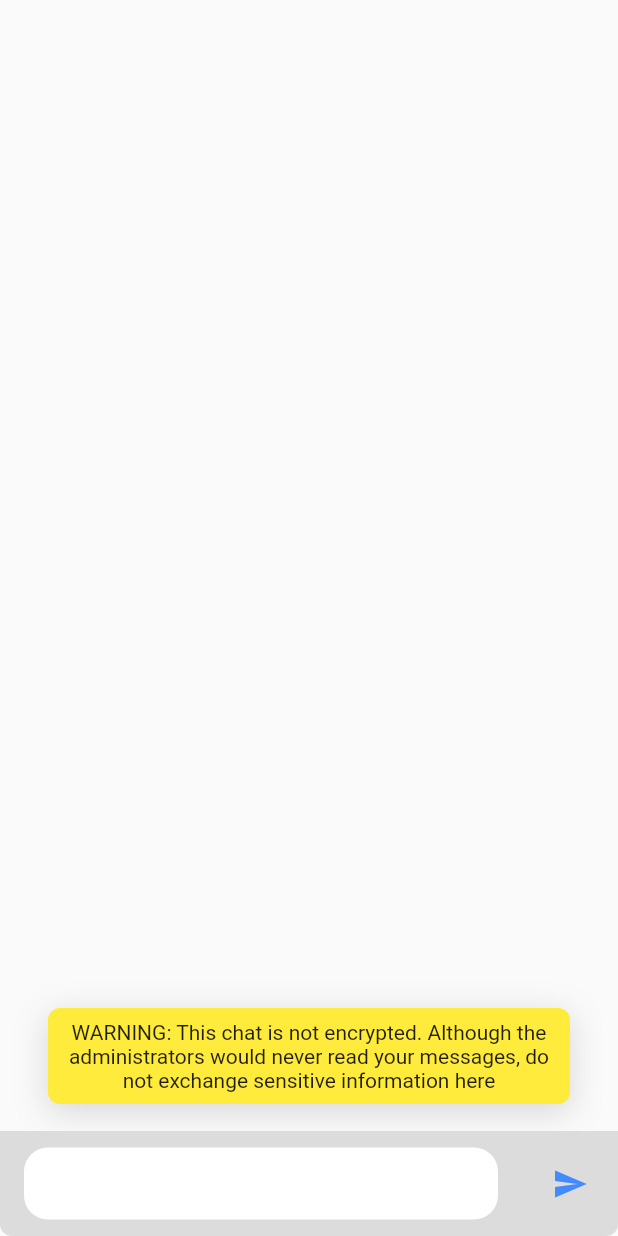
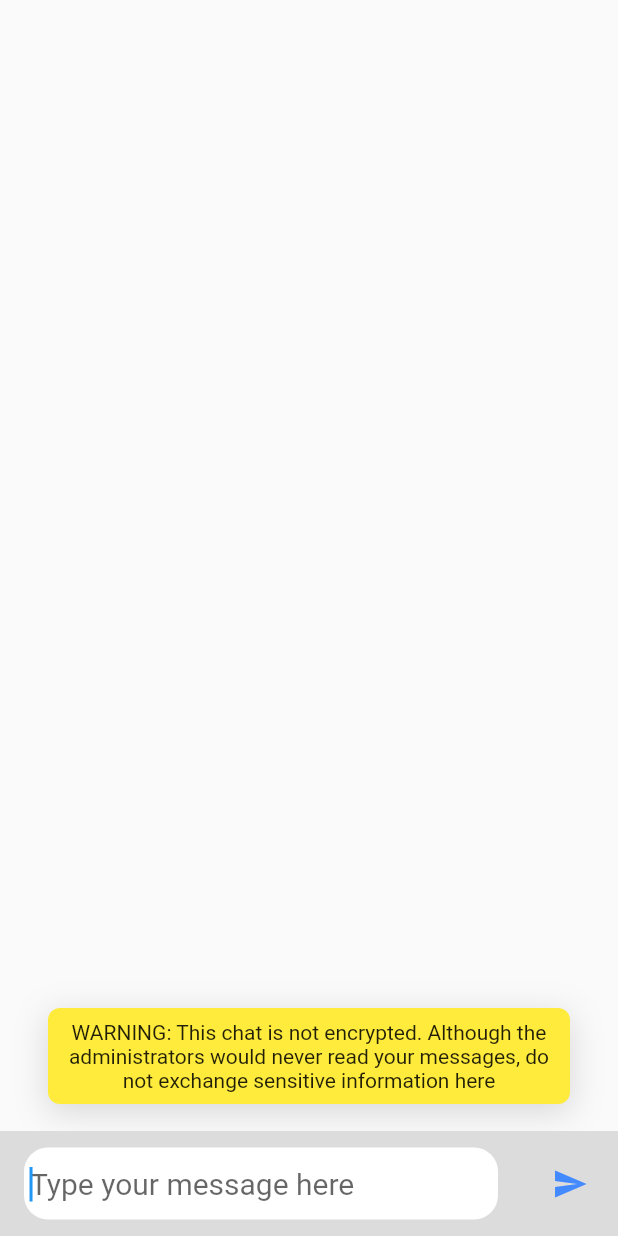
Before and after one commit to daniel-naegele/snackchat, a Flutter app: the ChatMessageList widget shown alone on an empty page, opened directly with empty values, on a phone screen of 412 x 824 dp. Run offline on Flutter 3.47's test engine with Material 2 defaults, Android fonts, the light colour scheme and no system bars; our stand-ins replace cloud_firestore, firebase_analytics, firebase_auth, firebase_core, firebase_messaging, flutter_hooks and 3 more; missing offline and left inert: algolia, back_button_interceptor; accounts and stored records are empty; generated files the repository leaves out were written again.

Commit message:
Updated chat message widget with autofocus and send on enter press

```diff
--- a/lib/composition/chat_messages.dart
+++ b/lib/composition/chat_messages.dart
@@ -1,21 +1,24 @@
 import 'package:cloud_firestore/cloud_firestore.dart';
 import 'package:firebase_analytics/firebase_analytics.dart';
 import 'package:flutter/material.dart';
+import 'package:flutter/services.dart';
+import 'package:flutter_gen/gen_l10n/app_localizations.dart';
 import 'package:flutter_hooks/flutter_hooks.dart';
 import 'package:intl/intl.dart';
 import 'package:snack_dating/db_schema/chat.dart';
-import 'package:flutter_gen/gen_l10n/app_localizations.dart';
 
 class ChatMessageList extends HookWidget {
   final String chatId;
   final String uid;
-  final bool inCompositionView;
   final firestore = FirebaseFirestore.instance;
   final analytics = FirebaseAnalytics();
   final TextEditingController controller = TextEditingController();
   late final Stream<QuerySnapshot<ChatMessage>> messageStream;
 
-  ChatMessageList({Key? key, required this.chatId, required this.uid, required this.inCompositionView})
+  ChatMessageList(
+      {Key? key,
+      required this.chatId,
+      required this.uid})
       : super(key: key) {
     messageStream = FirebaseFirestore.instance
         .collection('chats')
@@ -62,13 +65,7 @@ class ChatMessageList extends HookWidget {
         ),
         Container(
           height: 70,
-          decoration: BoxDecoration(
-            borderRadius: !inCompositionView ? BorderRadius.only(
-              bottomLeft: Radius.circular(8),
-              bottomRight: Radius.circular(8),
-            ) : BorderRadius.zero,
             color: Color.fromRGBO(220, 220, 220, 1),
-          ),
           child: Row(
             children: <Widget>[
               Expanded(
@@ -80,13 +77,17 @@ class ChatMessageList extends HookWidget {
                       borderRadius: BorderRadius.all(Radius.circular(16)),
                     ),
                     child: TextField(
-                      autocorrect: true,
+                      textInputAction: TextInputAction.send,
+                      onSubmitted: (_) {
+                        onSend(uid);
+                      },
+                      autofocus: true,
                       controller: controller,
                       style: TextStyle(fontSize: 20),
                       decoration: new InputDecoration(
-                        border: InputBorder.none,
-                        contentPadding: EdgeInsets.only(left: 4),
-                      ),
+                          border: InputBorder.none,
+                          contentPadding: EdgeInsets.only(left: 4),
+                          hintText: 'Type your message here'),
                     ),
                   ),
                 ),
--- a/lib/screens/chat_list.dart
+++ b/lib/screens/chat_list.dart
@@ -6,6 +6,7 @@ import 'package:flutter_gen/gen_l10n/app_localizations.dart';
 import 'package:snack_dating/composition/chat_messages.dart';
 import 'package:snack_dating/composition/components.dart';
 import 'package:snack_dating/db_schema/chat.dart';
+import 'package:snack_dating/screens/chat_page.dart';
 
 class Chats extends HookWidget {
   final box = Hive.box('snack_box');
@@ -110,10 +111,8 @@ class _ChatListState extends State<ChatList> {
 
   setChat(String id) {
     setState(() {
-      final box = Hive.box('snack_box');
-      final uid = box.get('uid');
       _chat = Expanded(
-        child: ChatMessageList(chatId: id, uid: uid, inCompositionView: true),
+        child: ChatPage(id),
       );
     });
   }
--- a/lib/screens/chat_page.dart
+++ b/lib/screens/chat_page.dart
@@ -51,7 +51,7 @@ class ChatPage extends HookWidget {
               icon: Icon(Icons.flag), onPressed: () => reportUser(id, context))
         ],
       ),
-      body: ChatMessageList(chatId: chatId, uid: uid, inCompositionView: false),
+      body: ChatMessageList(chatId: chatId, uid: uid),
     );
   }
 
```
Also changed, not shown: 1 other file.
